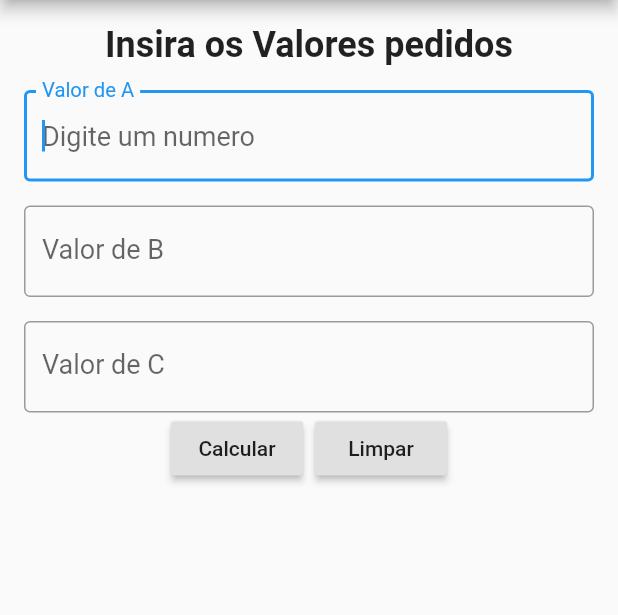
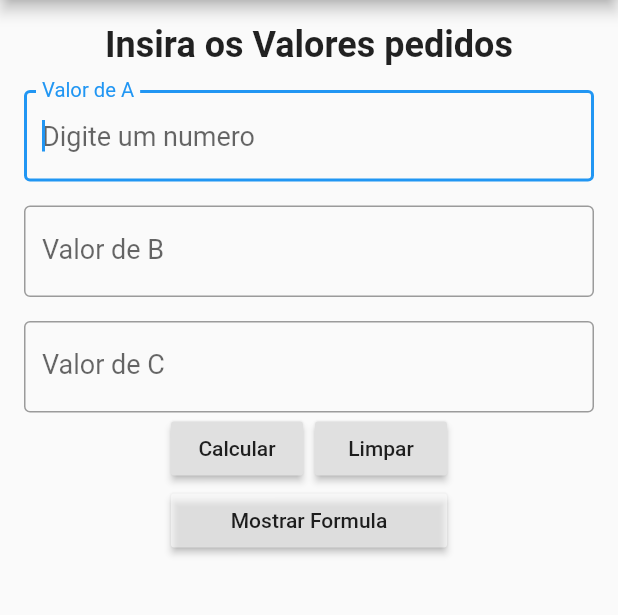
Before and after one commit to MathOli/calc_bhaskara, a Flutter app: the screen it shows after launch, on a phone screen of 412 x 824 dp, the part 84-699 px from its top. Run offline on Flutter 3.47's test engine with Material 2 defaults, Android fonts, the phone set to English and light mode, and no system bars.

Commit message:
Botão mostrar formula

```diff
--- a/lib/screen/bhaskara.dart
+++ b/lib/screen/bhaskara.dart
@@ -134,6 +134,19 @@ class BhaskaraState extends State<Bhaskara> {
                 ),
               ],
             ),
+            Row(
+              mainAxisAlignment: MainAxisAlignment.center,
+              children: [
+                ButtonTheme(
+                  minWidth: 184.0,
+                  child: RaisedButton(
+                    child: Text('Mostrar Formula'),
+                    onPressed: () => _mostrar(),
+                    color: Colors.white54,
+                  ),
+                ),
+              ],
+            ),
             Text(
               msgRaiz,
               style: TextStyle(
@@ -223,4 +236,8 @@ class BhaskaraState extends State<Bhaskara> {
     });
 
   }
+
+  void _mostrar(){
+
+  }
 }
```
